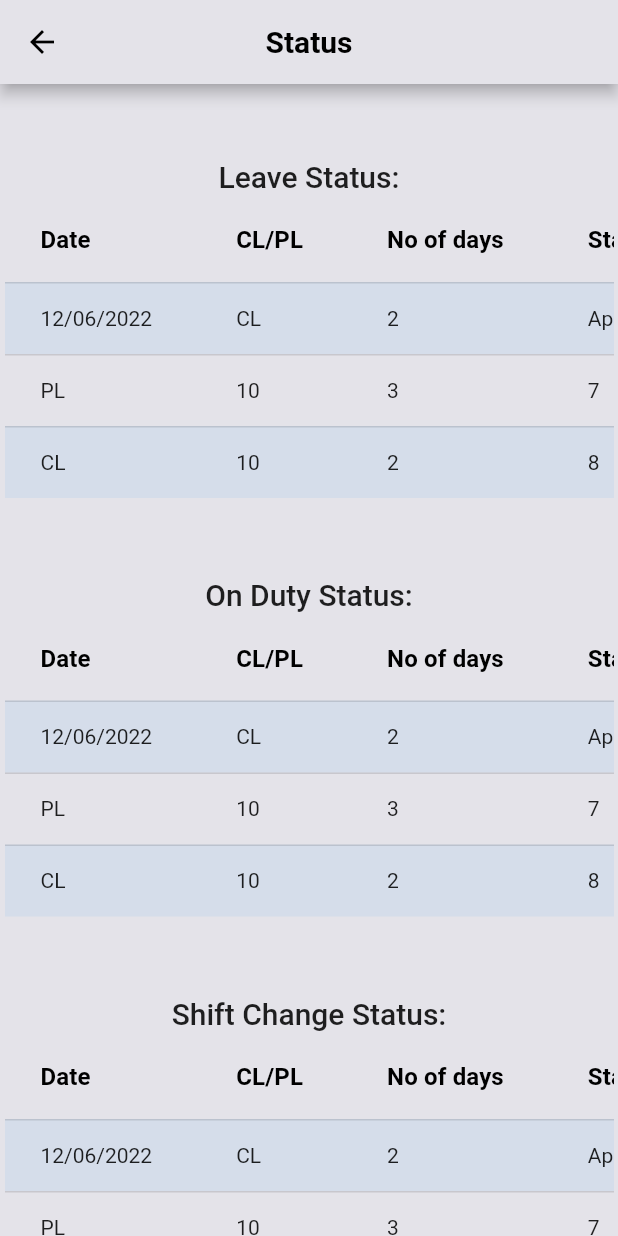
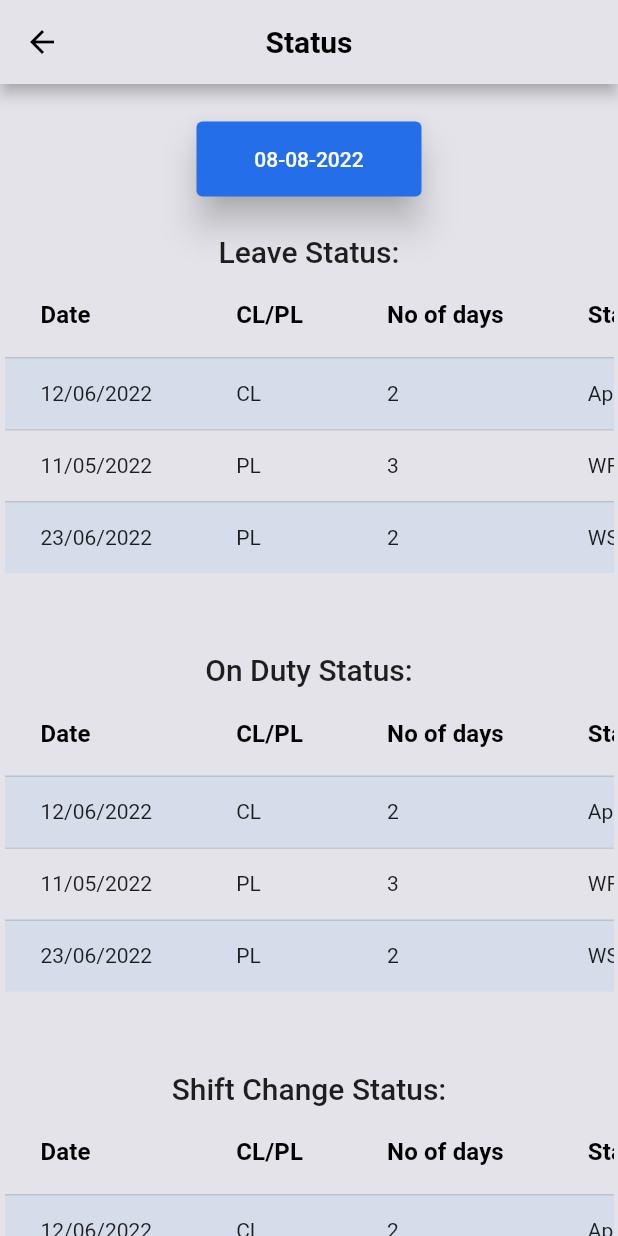
Before and after one commit to daadreyaa/rane-attendance-app, a Flutter app: the StatusScreen screen opened by its route, on a phone screen of 412 x 824 dp. Run offline on Flutter 3.47's test engine with Material 2 defaults, Android fonts, the phone set to English and light mode, and no system bars; our stand-ins replace animate_do, auto_size_text, date_format, firebase_auth, firebase_core, flutter_holo_date_picker and 6 more; missing offline and left inert: flutter_verification_code, horizontal_center_date_picker; accounts and stored records are empty; network calls fail.

Commit message:
status screen changes

```diff
--- a/lib/screens/status_screen.dart
+++ b/lib/screens/status_screen.dart
@@ -1,6 +1,8 @@
 import 'package:flutter/material.dart';
 import 'package:google_fonts/google_fonts.dart';
 import 'package:rane_mobile_app/components/constants.dart';
+import 'package:intl/intl.dart';
+import 'package:flutter_holo_date_picker/flutter_holo_date_picker.dart';
 
 class StatusScreen extends StatefulWidget {
   const StatusScreen({ Key? key }) : super(key: key);
@@ -11,6 +13,9 @@ class StatusScreen extends StatefulWidget {
 }
 
 class _StatusScreenState extends State<StatusScreen> {
+  DateTime now = DateTime.now();
+  late DateTime? cDate = now;
+  DateFormat formatter = DateFormat('dd-MM-yyyy');
   @override
   Widget build(BuildContext context) {
     return Scaffold(
@@ -30,7 +35,40 @@ class _StatusScreenState extends State<StatusScreen> {
         child: Column(
           crossAxisAlignment: CrossAxisAlignment.start,
       children: [
-        SizedBox(height:50),
+        SizedBox(height:25),
+
+        Center(
+          child: SizedBox(
+            width: 150.0,
+            height: 50.0,
+                          child: ElevatedButton(
+                          style: ElevatedButton.styleFrom(primary: kRoyaleBlue, elevation: 10),
+
+                          child: Text(formatter.format(cDate!)),
+                          onPressed: () async {
+                            var date = await DatePicker.showSimpleDatePicker(
+                              context,
+                              initialDate: cDate,
+                              firstDate: DateTime(now.year),
+                              lastDate: DateTime(now.year + 1),
+                              dateFormat: "dd-MMMM-yyyy",
+                              locale: DateTimePickerLocale.en_us,
+                              // looping: true,
+                            );
+                            if (date != null) {
+                              setState(() {
+                                cDate = date;
+                              });
+                            }
+                          },
+                        ),
+          ),
+        ),
+        // SizedBox(height:25),
+        // Text('WSA- Waiting for Supervisor Approval'),
+        // Text('WFHA- Waiting for FH Approval'),
+
+        SizedBox(height:25),
 
         StatusTable(title: 'Leave Status',),
         StatusTable(title: 'On Duty Status',),
@@ -100,32 +138,32 @@ final String title;
                     DataRow(
                       cells: <DataCell>[
                         DataCell(
-                          Text('PL', style: kTableRowText),
+                          Text('11/05/2022', style: kTableRowText),
                         ),
                         DataCell(
-                          Text('10', style: kTableRowText),
+                          Text('PL', style: kTableRowText),
                         ),
                         DataCell(
                           Text('3', style: kTableRowText),
                         ),
                         DataCell(
-                          Text('7', style: kTableRowText),
+                          Text('WFHA', style: kTableRowText),
                         ),
                       ],
                     ),
                     DataRow(selected: true,
                       cells: <DataCell>[
                         DataCell(
-                          Text('CL', style: kTableRowText),
+                          Text('23/06/2022', style: kTableRowText),
                         ),
                         DataCell(
-                          Text('10', style: kTableRowText),
+                          Text('PL', style: kTableRowText),
                         ),
                         DataCell(
                           Text('2', style: kTableRowText),
                         ),
                         DataCell(
-                          Text('8', style: kTableRowText),
+                          Text('WSA', style: kTableRowText),
                         ),
                       ],
                     ),
```
Also changed, not shown: pubspec.lock, 1 other file.
